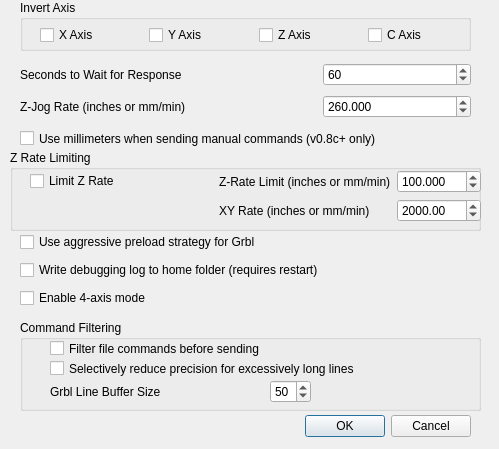
Old version of the form options.ui in the repository apsystems/GrblHoming.
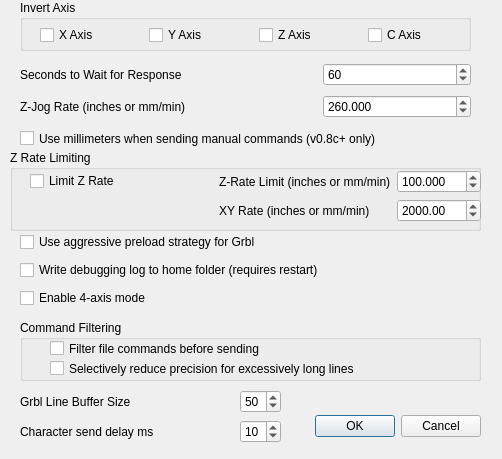
New version of the form.

Commit message: v3.5.1 grbl queue handling fixes and char send delay now an option setting

Diff of the .ui file:
```diff
--- a/options.ui
+++ b/options.ui
@@ -6,8 +6,8 @@
    <rect>
     <x>0</x>
     <y>0</y>
-    <width>499</width>
-    <height>449</height>
+    <width>502</width>
+    <height>459</height>
    </rect>
   </property>
   <property name="windowTitle">
@@ -16,9 +16,9 @@
   <widget class="QDialogButtonBox" name="buttonBox">
    <property name="geometry">
     <rect>
-     <x>190</x>
+     <x>290</x>
      <y>410</y>
-     <width>281</width>
+     <width>191</width>
      <height>32</height>
     </rect>
    </property>
@@ -234,7 +234,7 @@
      <x>20</x>
      <y>320</y>
      <width>461</width>
-     <height>91</height>
+     <height>61</height>
     </rect>
    </property>
    <property name="title">
@@ -266,45 +266,6 @@
      <string>Selectively reduce precision for excessively long lines</string>
     </property>
    </widget>
-   <widget class="QWidget" name="layoutWidget">
-    <property name="geometry">
-     <rect>
-      <x>30</x>
-      <y>60</y>
-      <width>261</width>
-      <height>24</height>
-     </rect>
-    </property>
-    <layout class="QHBoxLayout" name="horizontalLayout_2">
-     <item>
-      <widget class="QLabel" name="label">
-       <property name="text">
-        <string>Grbl Line Buffer Size</string>
-       </property>
-      </widget>
-     </item>
-     <item>
-      <spacer name="horizontalSpacer_2">
-       <property name="orientation">
-        <enum>Qt::Horizontal</enum>
-       </property>
-       <property name="sizeHint" stdset="0">
-        <size>
-         <width>40</width>
-         <height>20</height>
-        </size>
-       </property>
-      </spacer>
-     </item>
-     <item>
-      <widget class="QSpinBox" name="spinBoxGrblLineBufferSize">
-       <property name="value">
-        <number>50</number>
-       </property>
-      </widget>
-     </item>
-    </layout>
-   </widget>
   </widget>
   <widget class="QWidget" name="gridLayoutWidget_2">
    <property name="geometry">
@@ -370,6 +331,87 @@
     </item>
    </layout>
   </widget>
+  <widget class="QWidget" name="layoutWidget_2">
+   <property name="geometry">
+    <rect>
+     <x>20</x>
+     <y>420</y>
+     <width>261</width>
+     <height>24</height>
+    </rect>
+   </property>
+   <layout class="QHBoxLayout" name="horizontalLayout_4">
+    <item>
+     <widget class="QLabel" name="label_3">
+      <property name="text">
+       <string>Character send delay ms</string>
+      </property>
+     </widget>
+    </item>
+    <item>
+     <spacer name="horizontalSpacer_4">
+      <property name="orientation">
+       <enum>Qt::Horizontal</enum>
+      </property>
+      <property name="sizeHint" stdset="0">
+       <size>
+        <width>40</width>
+        <height>20</height>
+       </size>
+      </property>
+     </spacer>
+    </item>
+    <item>
+     <widget class="QSpinBox" name="spinBoxCharSendDelay">
+      <property name="maximum">
+       <number>20</number>
+      </property>
+      <property name="value">
+       <number>10</number>
+      </property>
+     </widget>
+    </item>
+   </layout>
+  </widget>
+  <widget class="QWidget" name="layoutWidget">
+   <property name="geometry">
+    <rect>
+     <x>20</x>
+     <y>390</y>
+     <width>261</width>
+     <height>24</height>
+    </rect>
+   </property>
+   <layout class="QHBoxLayout" name="horizontalLayout_2">
+    <item>
+     <widget class="QLabel" name="label">
+      <property name="text">
+       <string>Grbl Line Buffer Size</string>
+      </property>
+     </widget>
+    </item>
+    <item>
+     <spacer name="horizontalSpacer_2">
+      <property name="orientation">
+       <enum>Qt::Horizontal</enum>
+      </property>
+      <property name="sizeHint" stdset="0">
+       <size>
+        <width>40</width>
+        <height>20</height>
+       </size>
+      </property>
+     </spacer>
+    </item>
+    <item>
+     <widget class="QSpinBox" name="spinBoxGrblLineBufferSize">
+      <property name="value">
+       <number>50</number>
+      </property>
+     </widget>
+    </item>
+   </layout>
+  </widget>
   <zorder>groupZRateLimit</zorder>
   <zorder>buttonBox</zorder>
   <zorder>groupBoxAxis</zorder>
```
Left out of the diff: 2 changed lines with no effect on the pictures. The commit also changes 17 other files.
